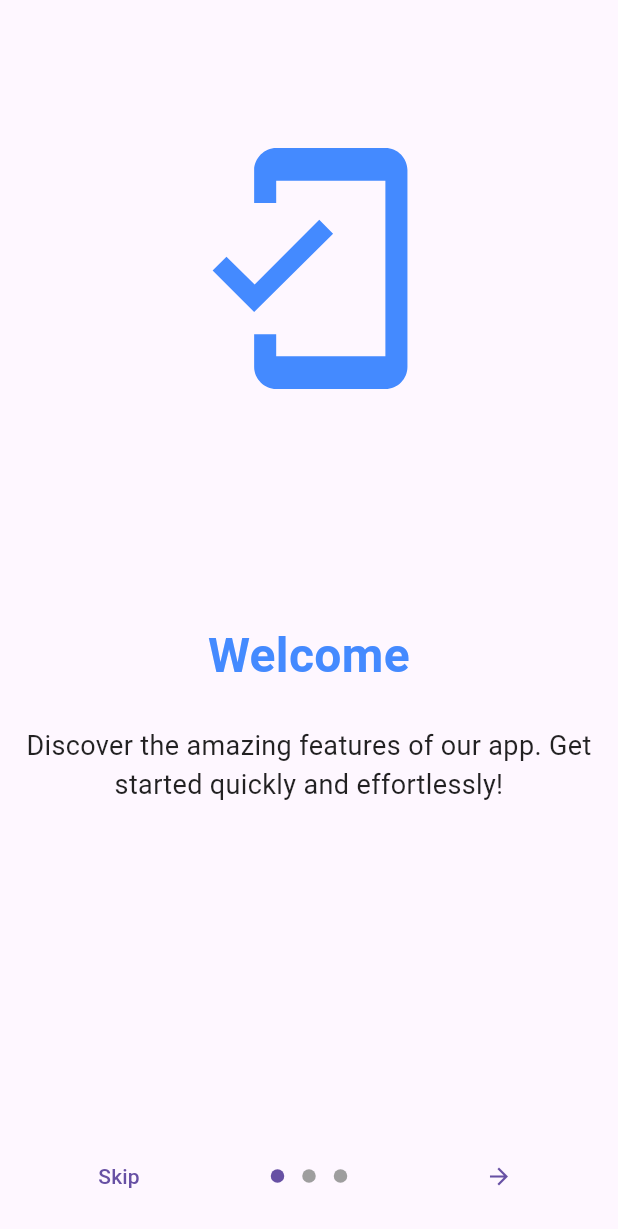
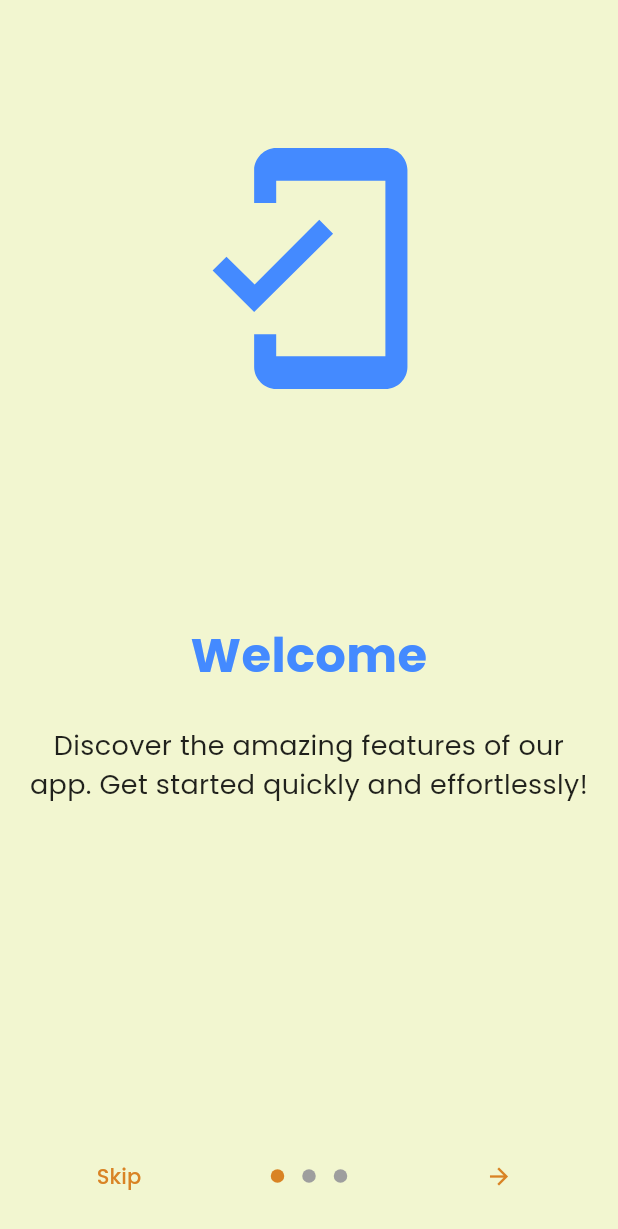
Before and after one commit to AmeyPacharkar1896/path_to_balance_frontend, a Flutter app: the screen it shows after launch, on a phone screen of 412 x 824 dp. Shown: the top 1229 px of the screen. Run offline on Flutter 3.47's test engine with Material 3 defaults, Android fonts, the phone set to English and light mode, and no system bars; drawn by our look-alikes of introduction_screen; our stand-ins replace convex_bottom_bar, flutter_dotenv, google_fonts, image_picker, shared_preferences; accounts and stored records are empty.

Commit message:
changing theme for app

```diff
--- a/frontend/lib/material_app.dart
+++ b/frontend/lib/material_app.dart
@@ -1,5 +1,5 @@
-// lib/material_app.dart
 import 'package:flutter/material.dart';
+import 'package:google_fonts/google_fonts.dart';
 import 'package:frontend/routes/app_routes.dart';
 
 class MaterialAppWidget extends StatelessWidget {
@@ -7,16 +7,87 @@ class MaterialAppWidget extends StatelessWidget {
 
   @override
   Widget build(BuildContext context) {
+    final baseTextTheme = GoogleFonts.poppinsTextTheme(
+      Theme.of(context).textTheme,
+    );
+
     return MaterialApp(
       debugShowCheckedModeBanner: false,
-      initialRoute: AppRoutes.auth, // AuthGuard is the initial route
+      initialRoute: AppRoutes.auth,
       routes: AppRoutes.routes,
-      onUnknownRoute:
-          (settings) => MaterialPageRoute(
-            builder:
-                (context) =>
-                    const Scaffold(body: Center(child: Text('Page not found'))),
+      onUnknownRoute: (settings) => MaterialPageRoute(
+        builder: (context) => const Scaffold(
+          body: Center(child: Text('Page not found')),
+        ),
+      ),
+      theme: ThemeData(
+        scaffoldBackgroundColor: const Color(0xFFF2F6D0),
+        colorScheme: ColorScheme.fromSeed(
+          seedColor: const Color(0xFFD98324), // Accent Orange
+          primary: const Color(0xFFD98324),
+          secondary: const Color(0xFF443627),
+          background: const Color(0xFFF2F6D0),
+          surface: const Color(0xFFEFDCA8), // Cards
+          onPrimary: Colors.white,
+          onSecondary: Colors.white,
+          onSurface: const Color(0xFF443627),
+          onBackground: const Color(0xFF443627),
+          brightness: Brightness.light,
+        ),
+        textTheme: baseTextTheme.copyWith(
+          headlineLarge: baseTextTheme.headlineLarge?.copyWith(
+            fontSize: 28,
+            fontWeight: FontWeight.bold,
+            color: const Color(0xFF443627),
           ),
+          titleMedium: baseTextTheme.titleMedium?.copyWith(
+            fontSize: 18,
+            fontWeight: FontWeight.w600,
+            color: const Color(0xFF443627),
+          ),
+          bodyMedium: baseTextTheme.bodyMedium?.copyWith(
+            fontSize: 16,
+            color: const Color(0xFF443627),
+          ),
+          labelLarge: baseTextTheme.labelLarge?.copyWith(
+            fontSize: 14,
+            fontWeight: FontWeight.w500,
+            color: const Color(0xFFD98324),
+          ),
+        ),
+        elevatedButtonTheme: ElevatedButtonThemeData(
+          style: ElevatedButton.styleFrom(
+            foregroundColor: Colors.white,
+            backgroundColor: const Color(0xFFD98324),
+            shape: RoundedRectangleBorder(
+              borderRadius: BorderRadius.circular(12),
+            ),
+            padding: const EdgeInsets.symmetric(horizontal: 24, vertical: 14),
+            textStyle: const TextStyle(
+              fontWeight: FontWeight.bold,
+              fontSize: 16,
+            ),
+          ),
+        ),
+        inputDecorationTheme: InputDecorationTheme(
+          filled: true,
+          fillColor: const Color(0xFFEFDCA8),
+          border: OutlineInputBorder(
+            borderRadius: BorderRadius.circular(12),
+            borderSide: BorderSide.none,
+          ),
+          hintStyle: const TextStyle(color: Colors.grey),
+          contentPadding: const EdgeInsets.symmetric(horizontal: 16, vertical: 14),
+        ),
+        cardTheme: CardTheme(
+          color: const Color(0xFFEFDCA8),
+          shape: RoundedRectangleBorder(
+            borderRadius: BorderRadius.circular(16),
+          ),
+          elevation: 4,
+          margin: const EdgeInsets.all(8),
+        ),
+      ),
     );
   }
 }
--- a/frontend/lib/modules/auth/view/auth_guard.dart
+++ b/frontend/lib/modules/auth/view/auth_guard.dart
@@ -1,4 +1,3 @@
-// lib/modules/auth/view/auth_guard.dart
 import 'package:flutter/material.dart';
 import 'package:frontend/modules/auth/service/auth_service.dart';
 
@@ -20,7 +19,6 @@ class AuthGuard extends StatelessWidget {
             body: Center(child: Text('Error: ${snapshot.error}')),
           );
         }
-        // When complete, navigate to the determined route.
         WidgetsBinding.instance.addPostFrameCallback((_) {
           Navigator.pushReplacementNamed(context, snapshot.data!);
         });
--- a/frontend/pubspec.yaml
+++ b/frontend/pubspec.yaml
@@ -43,6 +43,7 @@ dependencies:
   convex_bottom_bar: ^3.2.0
   image_picker: ^1.1.2
   path: ^1.9.1
+  google_fonts: ^6.2.1
 
 dev_dependencies:
   flutter_test:
```
Also changed, not shown: frontend/lib/modules/auth/view/auth_screen.dart (+20 -25 lines), frontend/lib/modules/auth/view/registration_page.dart (+11 -19 lines), frontend/lib/modules/auth/view/widgets/custom_button.dart (+3 -5 lines), frontend/lib/modules/auth/view/widgets/custom_text_field.dart (+8 -18 lines), frontend/pubspec.lock, 2 other files.
